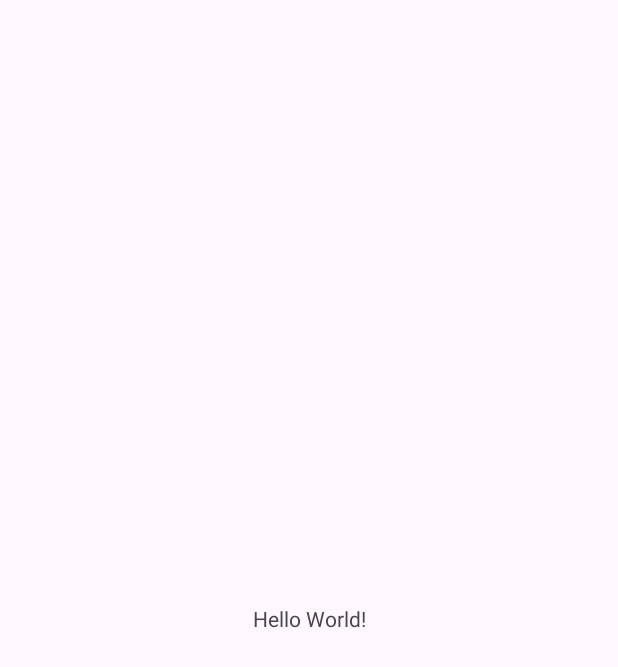
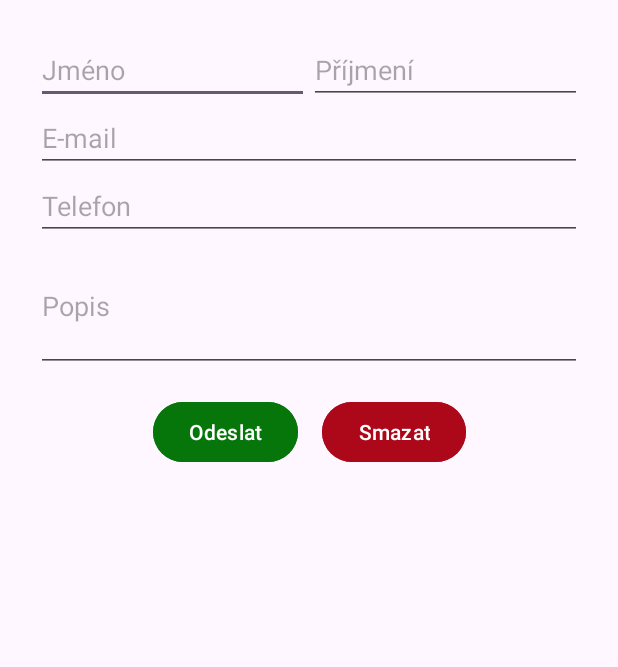
Before and after one commit to StepanVanek1/github-sv-pma-2025, an Android app: the screen it shows after launch (MainActivity), on a phone screen of 412 x 824 dp. Before the commit the part shown is almost empty. Shown: the top 667 px of the screen. Run offline under Robolectric (Android 15) with nearby library versions, the phone set to English and light mode, and no system bars.

Commit message:
MyApp002MyOwnConstraintLayout

```diff
--- a/app/src/main/java/com/example/myapp002myownconstaraintlayout/MainActivity.kt
+++ b/app/src/main/java/com/example/myapp002myownconstaraintlayout/MainActivity.kt
@@ -1,20 +1,77 @@
 package com.example.myapp002myownconstaraintlayout
 
+import android.annotation.SuppressLint
 import android.os.Bundle
+import android.view.View
+import android.widget.Button
+import android.widget.EditText
+import android.widget.TextView
 import androidx.activity.enableEdgeToEdge
 import androidx.appcompat.app.AppCompatActivity
 import androidx.core.view.ViewCompat
 import androidx.core.view.WindowInsetsCompat
 
 class MainActivity : AppCompatActivity() {
+    @SuppressLint("MissingInflatedId")
     override fun onCreate(savedInstanceState: Bundle?) {
         super.onCreate(savedInstanceState)
-        enableEdgeToEdge()
         setContentView(R.layout.activity_main)
-        ViewCompat.setOnApplyWindowInsetsListener(findViewById(R.id.main)) { v, insets ->
-            val systemBars = insets.getInsets(WindowInsetsCompat.Type.systemBars())
-            v.setPadding(systemBars.left, systemBars.top, systemBars.right, systemBars.bottom)
-            insets
+        data class Person(
+            val name: String,
+            val email: String,
+            val telephone: String,
+            val desc: String
+        )
+
+        val etNameValue = findViewById<EditText>(R.id.etInputName)
+        val etSurnameValue = findViewById<EditText>(R.id.etInputSurname)
+        val etEmailValue = findViewById<EditText>(R.id.etInputEmail)
+        val etPhoneValue = findViewById<EditText>(R.id.etInputPhone)
+        val etDescValue = findViewById<EditText>(R.id.etInputDesc)
+        val personSummary = findViewById<TextView>(R.id.TWPersonSummary)
+        val btnSend = findViewById<Button>(R.id.btnSend)
+        val btnDelete = findViewById<Button>(R.id.btnClear)
+        val btnClearPeople = findViewById<Button>(R.id.btnClearPeople)
+
+        btnClearPeople.visibility = View.GONE
+
+        fun wipeForm() {
+            etNameValue.text = null
+            etSurnameValue.text = null
+            etEmailValue.text = null
+            etPhoneValue.text = null
+            etDescValue.text = null
+        }
+
+        btnSend.setOnClickListener {
+            val person = Person(
+                etNameValue.text.toString() + " " + etSurnameValue.text.toString(),
+                etEmailValue.text.toString(),
+                etPhoneValue.text.toString(),
+                etDescValue.text.toString()
+            )
+
+            personSummary.append(
+                "Jméno: ${person.name}\n" +
+                        "E-mail: ${person.email}\n" +
+                        "Telefon: ${person.telephone}\n" +
+                        "Popis: ${person.desc}\n\n"
+            )
+
+            if (personSummary.text.isNotBlank()) {
+                btnClearPeople.visibility = View.VISIBLE
+            }
+
+            wipeForm()
+        }
+
+        btnDelete.setOnClickListener {
+            wipeForm()
+        }
+
+        btnClearPeople.setOnClickListener {
+            personSummary.text = ""
+            btnClearPeople.visibility = View.GONE
         }
     }
 }
--- a/app/src/main/res/layout/activity_main.xml
+++ b/app/src/main/res/layout/activity_main.xml
@@ -5,15 +5,110 @@
     android:id="@+id/main"
     android:layout_width="match_parent"
     android:layout_height="match_parent"
+    android:padding="24dp"
     tools:context=".MainActivity">
 
-    <TextView
+    <LinearLayout
+        android:id="@+id/LLNameRow"
+        android:layout_width="match_parent"
+        android:layout_height="wrap_content"
+        android:gravity="center"
+        android:orientation="horizontal"
+        app:layout_constraintEnd_toEndOf="parent"
+        app:layout_constraintStart_toStartOf="parent"
+        app:layout_constraintTop_toTopOf="parent">
+
+        <EditText
+            android:id="@+id/etInputName"
+            android:layout_width="0dp"
+            android:layout_height="wrap_content"
+            android:layout_weight="1"
+            android:hint="@string/name" />
+
+        <EditText
+            android:id="@+id/etInputSurname"
+            android:layout_width="0dp"
+            android:layout_height="wrap_content"
+            android:layout_weight="1"
+            android:hint="@string/surname" />
+    </LinearLayout>
+
+    <EditText
+        android:id="@+id/etInputEmail"
+        android:layout_width="match_parent"
+        android:layout_height="wrap_content"
+        android:hint="@string/email"
+        android:inputType="textEmailAddress"
+        app:layout_constraintEnd_toEndOf="parent"
+        app:layout_constraintStart_toStartOf="parent"
+        app:layout_constraintTop_toBottomOf="@id/LLNameRow" />
+
+    <EditText
+        android:id="@+id/etInputPhone"
+        android:layout_width="match_parent"
+        android:layout_height="wrap_content"
+        android:hint="@string/phone"
+        android:inputType="phone"
+        app:layout_constraintEnd_toEndOf="parent"
+        app:layout_constraintStart_toStartOf="parent"
+        app:layout_constraintTop_toBottomOf="@id/etInputEmail" />
+
+    <EditText
+        android:id="@+id/etInputDesc"
+        android:layout_width="match_parent"
+        android:layout_height="wrap_content"
+        android:hint="@string/desc"
+        android:inputType="textMultiLine"
+        android:minLines="3"
+        app:layout_constraintEnd_toEndOf="parent"
+        app:layout_constraintStart_toStartOf="parent"
+        app:layout_constraintTop_toBottomOf="@id/etInputPhone" />
+
+    <LinearLayout
+        android:id="@+id/LLButtonRow"
         android:layout_width="wrap_content"
         android:layout_height="wrap_content"
-        android:text="Hello World!"
-        app:layout_constraintBottom_toBottomOf="parent"
+        android:layout_marginTop="16dp"
+        android:gravity="center"
+        android:orientation="horizontal"
         app:layout_constraintEnd_toEndOf="parent"
         app:layout_constraintStart_toStartOf="parent"
-        app:layout_constraintTop_toTopOf="parent" />
+        app:layout_constraintTop_toBottomOf="@id/etInputDesc">
+
+        <Button
+            android:id="@+id/btnSend"
+            android:layout_width="wrap_content"
+            android:layout_height="wrap_content"
+            android:backgroundTint="@color/green"
+            android:text="@string/send" />
+
+        <Button
+            android:id="@+id/btnClear"
+            android:layout_width="wrap_content"
+            android:layout_height="wrap_content"
+            android:layout_marginStart="16dp"
+            android:backgroundTint="@color/red"
+            android:text="@string/delete" />
+    </LinearLayout>
+
+    <TextView
+        android:id="@+id/TWPersonSummary"
+        android:layout_width="match_parent"
+        android:layout_height="wrap_content"
+        android:layout_marginTop="16dp"
+        app:layout_constraintEnd_toEndOf="parent"
+        app:layout_constraintStart_toStartOf="parent"
+        app:layout_constraintTop_toBottomOf="@id/LLButtonRow" />
+
+    <Button
+        android:id="@+id/btnClearPeople"
+        android:layout_width="wrap_content"
+        android:layout_height="wrap_content"
+        android:layout_marginTop="16dp"
+        android:backgroundTint="@color/red"
+        android:text="@string/deletePeople"
+        app:layout_constraintEnd_toEndOf="parent"
+        app:layout_constraintStart_toStartOf="parent"
+        app:layout_constraintTop_toBottomOf="@id/TWPersonSummary" />
 
 </androidx.constraintlayout.widget.ConstraintLayout>
--- a/app/src/main/res/values/colors.xml
+++ b/app/src/main/res/values/colors.xml
@@ -2,4 +2,6 @@
 <resources>
     <color name="black">#FF000000</color>
     <color name="white">#FFFFFFFF</color>
+    <color name="red">#AD081A</color>
+    <color name="green">#06760A</color>
 </resources>
--- a/app/src/main/res/values/strings.xml
+++ b/app/src/main/res/values/strings.xml
@@ -1,3 +1,11 @@
 <resources>
     <string name="app_name">MyApp002MyOwnConstaraintLayout</string>
+    <string name="name">Jméno</string>
+    <string name="surname">Příjmení</string>
+    <string name="email">E-mail</string>
+    <string name="phone">Telefon</string>
+    <string name="desc">Popis</string>
+    <string name="send">Odeslat</string>
+    <string name="delete">Smazat</string>
+    <string name="deletePeople">Smazat osoby</string>
 </resources>
```
